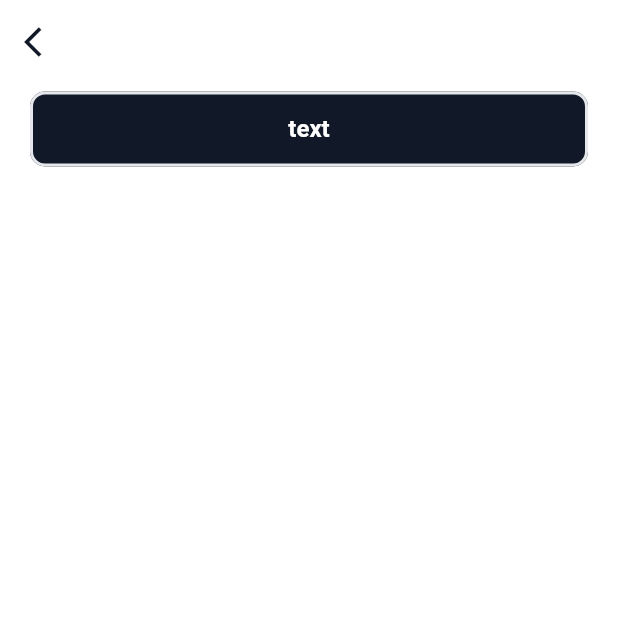
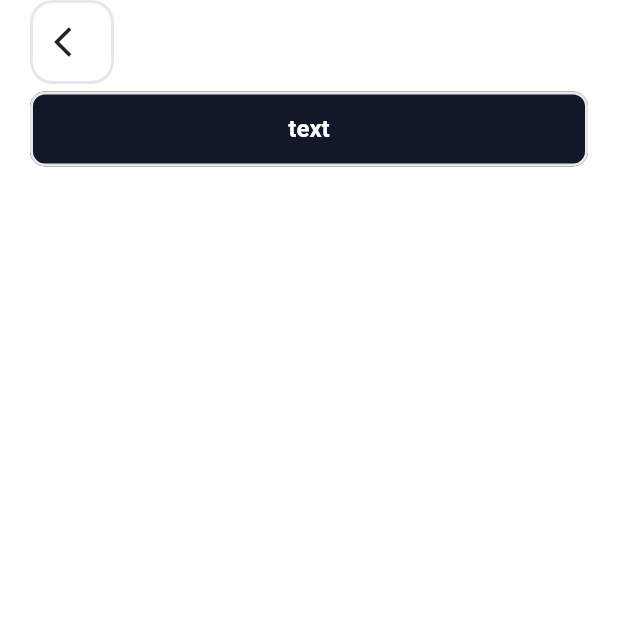
Before and after one commit to BashirYesufu/TEstRepo, a Flutter app: the screen it shows after launch, on a phone screen of 412 x 824 dp, the top half of it. Run offline on Flutter 3.47's test engine with Material 2 defaults, Android fonts, the light colour scheme and no system bars; drawn by our look-alikes of modal_progress_hud_nsn.

Commit message:
add back button

```diff
--- /dev/null
+++ b/lib/components/apex_back_button.dart
@@ -0,0 +1,31 @@
+import 'package:flutter/material.dart';
+import '../constants/color_constants.dart';
+
+class ApexBackButton extends StatelessWidget {
+  const ApexBackButton({Key? key}) : super(key: key);
+
+  @override
+  Widget build(BuildContext context) {
+    return Transform.translate(
+      offset: Offset(20.0, 0.0),
+      child: Material(
+        color: ApexColors.white,
+        shape: RoundedRectangleBorder(
+            borderRadius: BorderRadius.circular(15.0),
+            side: BorderSide(
+              color: ApexColors.grey,
+              width: 2.0,
+            )
+        ),
+        child: MaterialButton(
+          onPressed: (){
+            Navigator.pop(context);
+          },
+          minWidth: 50.0,
+          height: 50.0,
+          child: Icon(Icons.arrow_back_ios),
+        ),
+      ),
+    );
+  }
+}
--- a/lib/components/apex_scaffold.dart
+++ b/lib/components/apex_scaffold.dart
@@ -3,6 +3,7 @@ import 'package:flutter/material.dart';
 import 'package:modal_progress_hud_nsn/modal_progress_hud_nsn.dart';
 import 'package:provider/provider.dart';
 import '../utilities/provider/providers/loading_provider.dart';
+import 'apex_back_button.dart';
 
 class ApexScaffold extends StatelessWidget {
   final List<Widget> children;
@@ -10,6 +11,7 @@ class ApexScaffold extends StatelessWidget {
   final Color backgroundColor;
   final Widget? bottomNavBar;
   final bool hasBackButton;
+  final List<Widget>? trailing;
 
   const ApexScaffold({
     required this.children,
@@ -17,6 +19,7 @@ class ApexScaffold extends StatelessWidget {
     this.backgroundColor = ApexColors.white,
     this.bottomNavBar,
     this.hasBackButton = true,
+    this.trailing,
     Key? key,
   }) : super(key: key);
 
@@ -34,13 +37,9 @@ class ApexScaffold extends StatelessWidget {
             elevation: 0,
             centerTitle: true,
             leading: hasBackButton
-                ? InkWell(
-                    onTap: () {
-                      //Navigator.pop(context);
-                    },
-                    child: Icon(Icons.arrow_back_ios, color: ApexColors.black,),
-                  )
+                ? ApexBackButton()
                 : SizedBox(),
+            actions: trailing,
           ),
           body: SafeArea(
             child: SingleChildScrollView(
```
